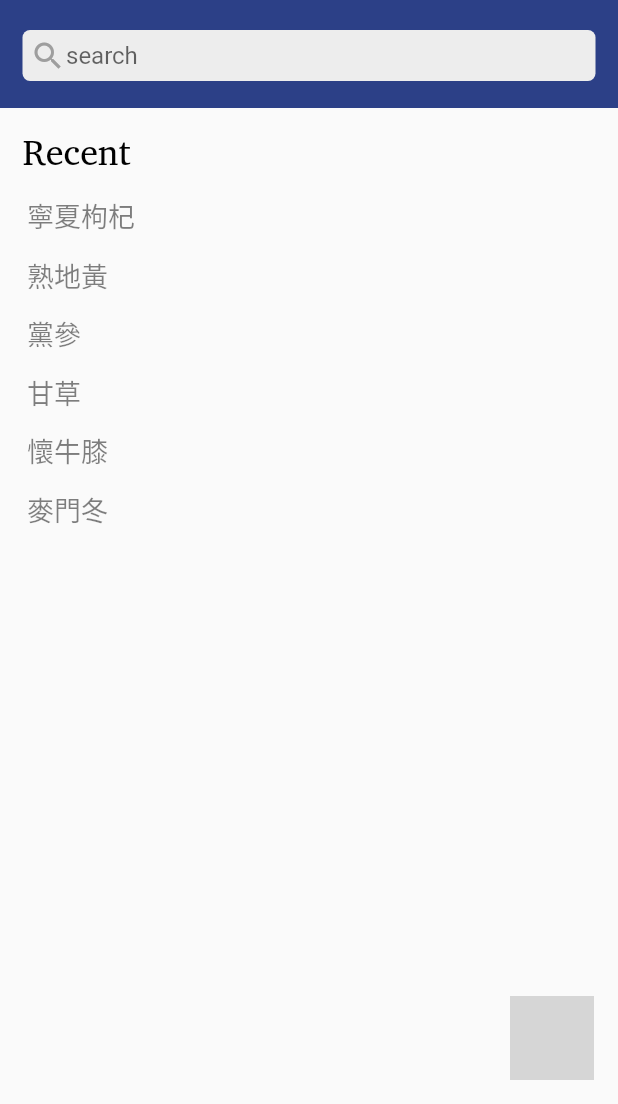
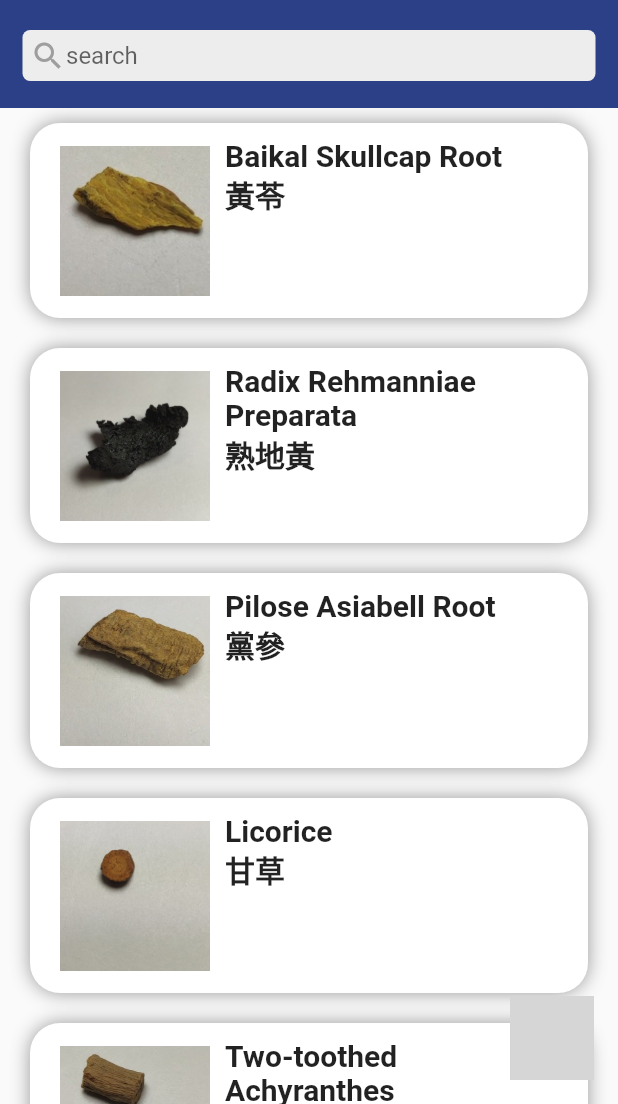
Before and after one commit to BenedictusKent/TCM_Analyzer, a Flutter app: the screen it shows after launch, on a phone screen of 412 x 824 dp, the part 132-1236 px from its top. Run offline on Flutter 3.47's test engine with Material 2 defaults, Android fonts, the phone set to English and light mode, and no system bars; our stand-ins replace camera, flutter_native_image, image_cropper, image_picker; missing offline and left inert: image_size_getter, unicorndial; grey boxes are pictures that could not be loaded.

Commit message:
Add if there is no predicted result condition, set initial page in home page

```diff
--- a/tcm_analyzer/lib/home.dart
+++ b/tcm_analyzer/lib/home.dart
@@ -34,6 +34,8 @@ class _HomePageState extends State<HomePage>
     }
   }
 
+  PageController _pageController = PageController(initialPage: 1);
+
   @override
   void initState() {
     animationController =
@@ -47,6 +49,12 @@ class _HomePageState extends State<HomePage>
     animationController.addListener(() {
       setState(() {});
     });
+  }
+
+  @override
+  void dispose() {
+    _pageController.dispose();
+    super.dispose();
   }
 
   @override
@@ -139,8 +147,10 @@ class _HomePageState extends State<HomePage>
           ),
 
           Expanded(
-            flex: 2,
-            child: PageView(children: <Widget>[
+            flex: 1,
+            child: PageView(
+              controller: _pageController,
+              children: <Widget>[
               Container(
                   child: Stack(
                 children: <Widget>[
--- a/tcm_analyzer/lib/view.dart
+++ b/tcm_analyzer/lib/view.dart
@@ -161,9 +161,9 @@ class _ViewPageState extends State<ViewPage> {
                               fontSize: 20.0, fontFamily: 'Abyssinica'),
                         )
                       : Text(
-                          "Click to Predict",
+                          "Predict",
                           style: TextStyle(
-                              fontSize: 18.0, fontFamily: 'Abyssinica'),
+                              fontSize: 20.5, fontFamily: 'Abyssinica'),
                         ),
                   style: ElevatedButton.styleFrom(
                       primary: Color(0xFE2B3F87), minimumSize: Size(150, 50)),
```
Also changed, not shown: tcm_analyzer/lib/result.dart (+26 -6 lines).
